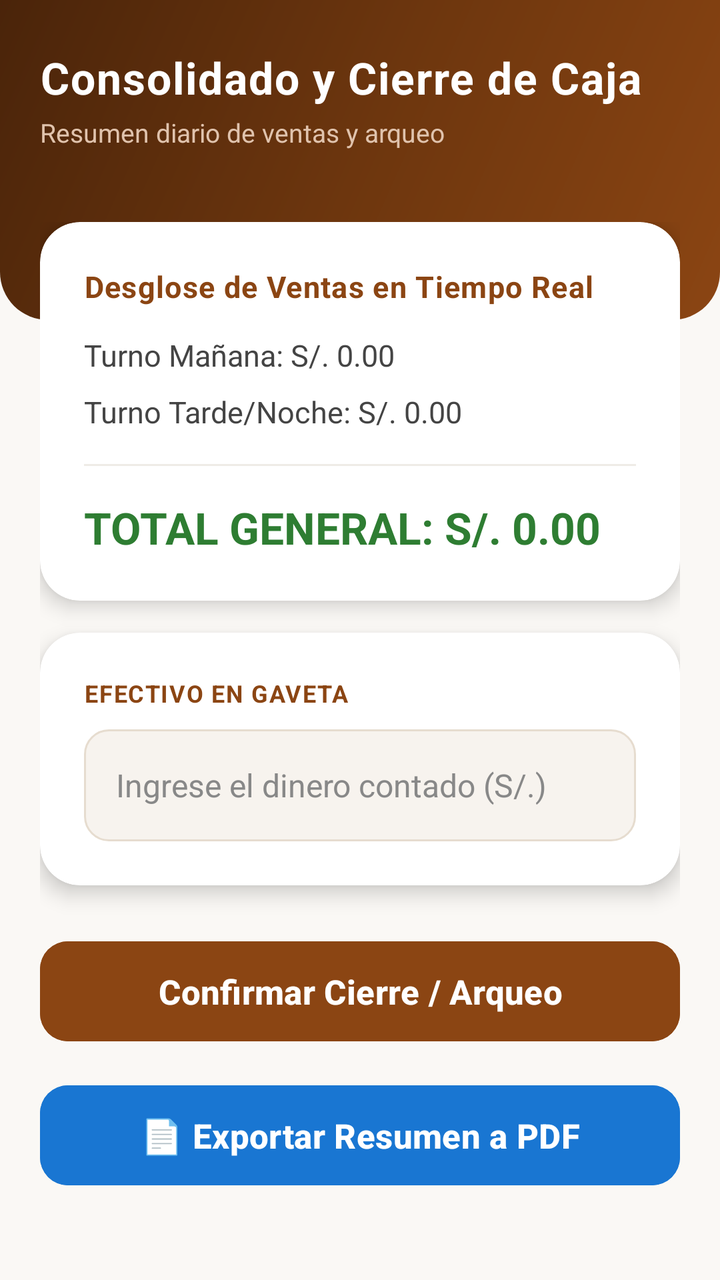
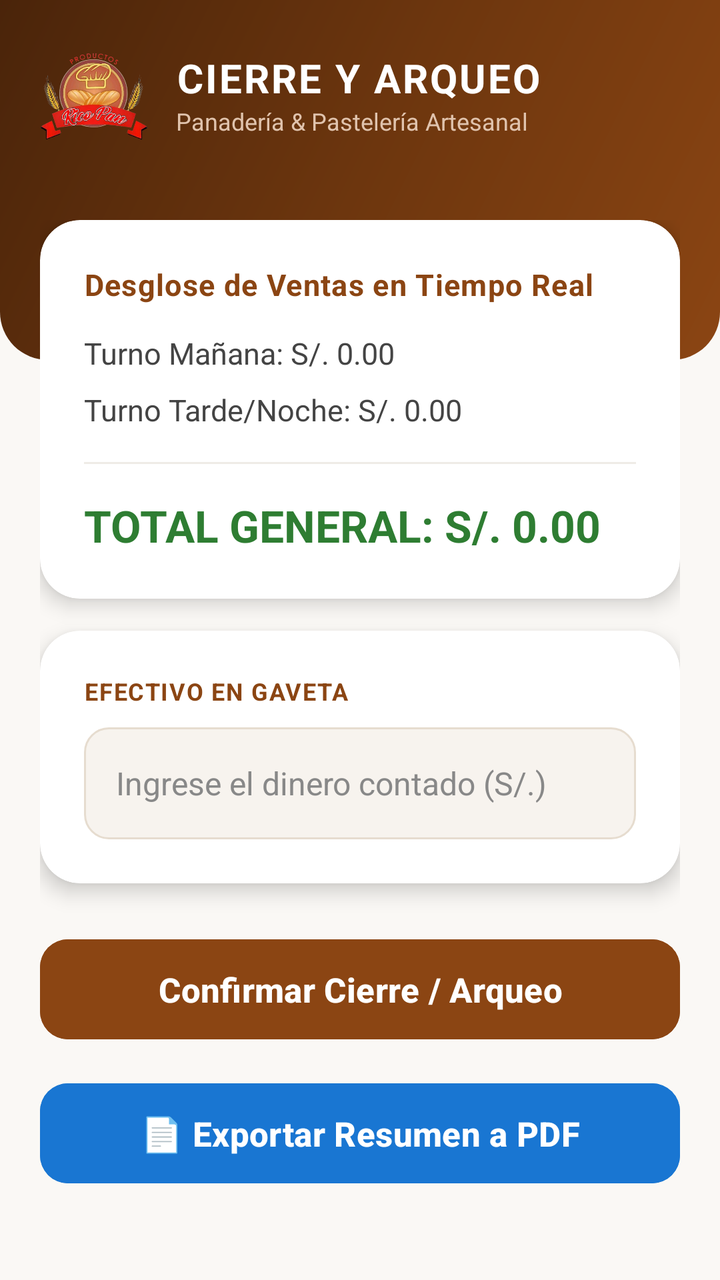

Before-and-after screenshots of an Android layout around one commit, followed by the original layout XML and the change that was made.
<!-- AndroidManifest.xml: application theme Theme.Ricopan_ventas -->
<!-- res/layout/activity_cierre_caja.xml -->
<?xml version="1.0" encoding="utf-8"?>
<RelativeLayout xmlns:android="http://schemas.android.com/apk/res/android"
    xmlns:app="http://schemas.android.com/apk/res-auto"
    android:layout_width="match_parent"
    android:layout_height="match_parent"
    android:background="#FAF8F5">

    
    <View
        android:id="@+id/viewHeaderBg"
        android:layout_width="match_parent"
        android:layout_height="160dp"
        android:background="@drawable/bg_header_gradient" />

    <LinearLayout
        android:id="@+id/llHeaderTitle"
        android:layout_width="match_parent"
        android:layout_height="wrap_content"
        android:orientation="vertical"
        android:paddingHorizontal="20dp"
        android:paddingTop="24dp"
        android:paddingBottom="16dp">

        <TextView
            android:layout_width="wrap_content"
            android:layout_height="wrap_content"
            android:text="Consolidado y Cierre de Caja"
            android:textSize="22sp"
            android:textStyle="bold"
            android:textColor="@android:color/white"
            android:letterSpacing="0.03"/>

        <TextView
            android:layout_width="wrap_content"
            android:layout_height="wrap_content"
            android:text="Resumen diario de ventas y arqueo"
            android:textSize="13sp"
            android:textColor="#E0C3AD"
            android:layout_marginTop="4dp"/>
    </LinearLayout>

    <ScrollView
        android:layout_width="match_parent"
        android:layout_height="match_parent"
        android:layout_below="@id/llHeaderTitle"
        android:fillViewport="true"
        android:clipToPadding="false"
        android:padding="20dp">

        <LinearLayout
            android:layout_width="match_parent"
            android:layout_height="wrap_content"
            android:orientation="vertical">

            
            <androidx.cardview.widget.CardView
                android:layout_width="match_parent"
                android:layout_height="wrap_content"
                app:cardCornerRadius="20dp"
                app:cardElevation="6dp"
                app:cardBackgroundColor="@android:color/white"
                android:layout_marginBottom="16dp">

                <LinearLayout
                    android:layout_width="match_parent"
                    android:layout_height="wrap_content"
                    android:orientation="vertical"
                    android:padding="22dp">

                    <TextView
                        android:layout_width="wrap_content"
                        android:layout_height="wrap_content"
                        android:text="Desglose de Ventas en Tiempo Real"
                        android:textColor="#8B4513"
                        android:textStyle="bold"
                        android:textSize="15sp"
                        android:layout_marginBottom="14dp"
                        android:letterSpacing="0.03"/>

                    <TextView
                        android:id="@+id/tvVentasManana"
                        android:layout_width="wrap_content"
                        android:layout_height="wrap_content"
                        android:text="Turno Mañana: S/. 0.00"
                        android:textSize="15sp"
                        android:textColor="#444444"
                        android:layout_marginBottom="8dp"/>

                    <TextView
                        android:id="@+id/tvVentasTarde"
                        android:layout_width="wrap_content"
                        android:layout_height="wrap_content"
                        android:text="Turno Tarde/Noche: S/. 0.00"
                        android:textSize="15sp"
                        android:textColor="#444444"
                        android:layout_marginBottom="16dp"/>

                    <View
                        android:layout_width="match_parent"
                        android:layout_height="1dp"
                        android:background="#EFEBE6"
                        android:layout_marginBottom="16dp"/>

                    <TextView
                        android:id="@+id/tvTotalEsperado"
                        android:layout_width="wrap_content"
                        android:layout_height="wrap_content"
                        android:text="TOTAL GENERAL: S/. 0.00"
                        android:textColor="#2E7D32"
                        android:textStyle="bold"
                        android:textSize="22sp"/>
                </LinearLayout>
            </androidx.cardview.widget.CardView>

            
            <androidx.cardview.widget.CardView
                android:layout_width="match_parent"
                android:layout_height="wrap_content"
                app:cardCornerRadius="20dp"
                app:cardElevation="6dp"
                app:cardBackgroundColor="@android:color/white"
                android:layout_marginBottom="24dp">

                <LinearLayout
                    android:layout_width="match_parent"
                    android:layout_height="wrap_content"
                    android:orientation="vertical"
                    android:padding="22dp">

                    <TextView
                        android:layout_width="wrap_content"
                        android:layout_height="wrap_content"
                        android:text="EFECTIVO EN GAVETA"
                        android:textColor="#8B4513"
                        android:textStyle="bold"
                        android:textSize="12sp"
                        android:letterSpacing="0.05"
                        android:layout_marginBottom="10dp"/>

                    <EditText
                        android:id="@+id/etEfectivoFisico"
                        android:layout_width="match_parent"
                        android:layout_height="56dp"
                        android:hint="Ingrese el dinero contado (S/.)"
                        android:textColor="#222222"
                        android:textColorHint="#888888"
                        android:inputType="numberDecimal"
                        android:background="@drawable/bg_input_field"
                        android:paddingHorizontal="16dp"
                        android:textSize="16sp"/>
                </LinearLayout>
            </androidx.cardview.widget.CardView>

            
            <Button
                android:id="@+id/btnConfirmarCierre"
                android:layout_width="match_parent"
                android:layout_height="58dp"
                android:text="Confirmar Cierre / Arqueo"
                android:backgroundTint="#8B4513"
                android:textColor="@android:color/white"
                android:textStyle="bold"
                android:textSize="17sp"
                app:cornerRadius="14dp"
                android:layout_marginBottom="14dp"
                android:elevation="6dp"/>

            <Button
                android:id="@+id/btnExportarPDF"
                android:layout_width="match_parent"
                android:layout_height="58dp"
                android:text="📄 Exportar Resumen a PDF"
                android:backgroundTint="#1976D2"
                android:textColor="@android:color/white"
                android:textStyle="bold"
                android:textSize="17sp"
                app:cornerRadius="14dp"
                android:elevation="6dp"/>

        </LinearLayout>
    </ScrollView>
</RelativeLayout>
<!-- resources referenced by this layout -->
<resources>
  <!-- drawable bg_header_gradient (drawable) -->
  <?xml version="1.0" encoding="utf-8"?>
  <shape xmlns:android="http://schemas.android.com/apk/res/android"
      android:shape="rectangle">
      <gradient
          android:angle="135"
          android:startColor="#8B4513"
          android:centerColor="#6D360E"
          android:endColor="#4A240A" />
      <corners
          android:bottomLeftRadius="24dp"
          android:bottomRightRadius="24dp" />
  </shape>
  <!-- drawable bg_input_field (drawable) -->
  <?xml version="1.0" encoding="utf-8"?>
  <shape xmlns:android="http://schemas.android.com/apk/res/android"
      android:shape="rectangle">
      <solid android:color="#F7F3EE" />
      <corners android:radius="12dp" />
      <stroke
          android:width="1dp"
          android:color="#E6DCCF" />
  </shape>
  <style name="Theme.Ricopan_ventas" parent="Base.Theme.Ricopan_ventas" />
  <style name="Base.Theme.Ricopan_ventas" parent="Theme.Material3.DayNight.NoActionBar">
          
          
      </style>
</resources>

<!-- the commit's change to res/layout/activity_cierre_caja.xml (unified diff, before → after) -->
@@ -9,34 +9,49 @@
     <View
         android:id="@+id/viewHeaderBg"
         android:layout_width="match_parent"
-        android:layout_height="160dp"
+        android:layout_height="180dp"
         android:background="@drawable/bg_header_gradient" />
 
     <LinearLayout
         android:id="@+id/llHeaderTitle"
         android:layout_width="match_parent"
         android:layout_height="wrap_content"
-        android:orientation="vertical"
+        android:orientation="horizontal"
+        android:gravity="center_vertical"
         android:paddingHorizontal="20dp"
-        android:paddingTop="24dp"
+        android:paddingTop="20dp"
         android:paddingBottom="16dp">
 
-        <TextView
-            android:layout_width="wrap_content"
+        <ImageView
+            android:layout_width="54dp"
+            android:layout_height="54dp"
+            android:src="@drawable/logo_real_rico_pan"
+            android:scaleType="fitCenter"
+            android:layout_marginEnd="14dp"
+            android:contentDescription="Logo Rico Pan" />
+
+        <LinearLayout
+            android:layout_width="0dp"
             android:layout_height="wrap_content"
-            android:text="Consolidado y Cierre de Caja"
-            android:textSize="22sp"
-            android:textStyle="bold"
-            android:textColor="@android:color/white"
-            android:letterSpacing="0.03"/>
+            android:layout_weight="1"
+            android:orientation="vertical">
 
-        <TextView
-            android:layout_width="wrap_content"
-            android:layout_height="wrap_content"
-            android:text="Resumen diario de ventas y arqueo"
-            android:textSize="13sp"
-            android:textColor="#E0C3AD"
-            android:layout_marginTop="4dp"/>
+            <TextView
+                android:layout_width="wrap_content"
+                android:layout_height="wrap_content"
+                android:text="CIERRE Y ARQUEO"
+                android:textSize="20sp"
+                android:textStyle="bold"
+                android:textColor="@android:color/white"
+                android:letterSpacing="0.05"/>
+
+            <TextView
+                android:layout_width="wrap_content"
+                android:layout_height="wrap_content"
+                android:text="Panadería &amp; Pastelería Artesanal"
+                android:textSize="12sp"
+                android:textColor="#E0C3AD"/>
+        </LinearLayout>
     </LinearLayout>
 
     <ScrollView
<!-- resource entries referenced after the edit -->
@@ -23,6 +23,7 @@
           android:width="1dp"
           android:color="#E6DCCF" />
   </shape>
+  <!-- drawable logo_real_rico_pan: png bitmap (drawable, 315300 bytes) -->
   <style name="Theme.Ricopan_ventas" parent="Base.Theme.Ricopan_ventas" />
   <style name="Base.Theme.Ricopan_ventas" parent="Theme.Material3.DayNight.NoActionBar">
           
